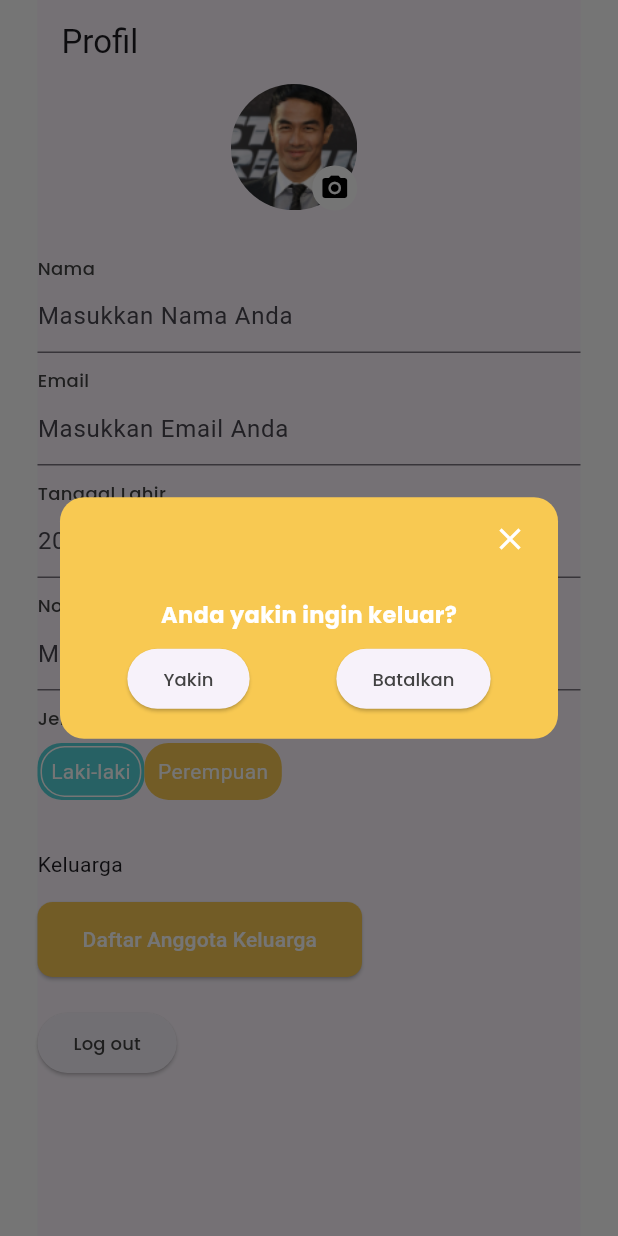
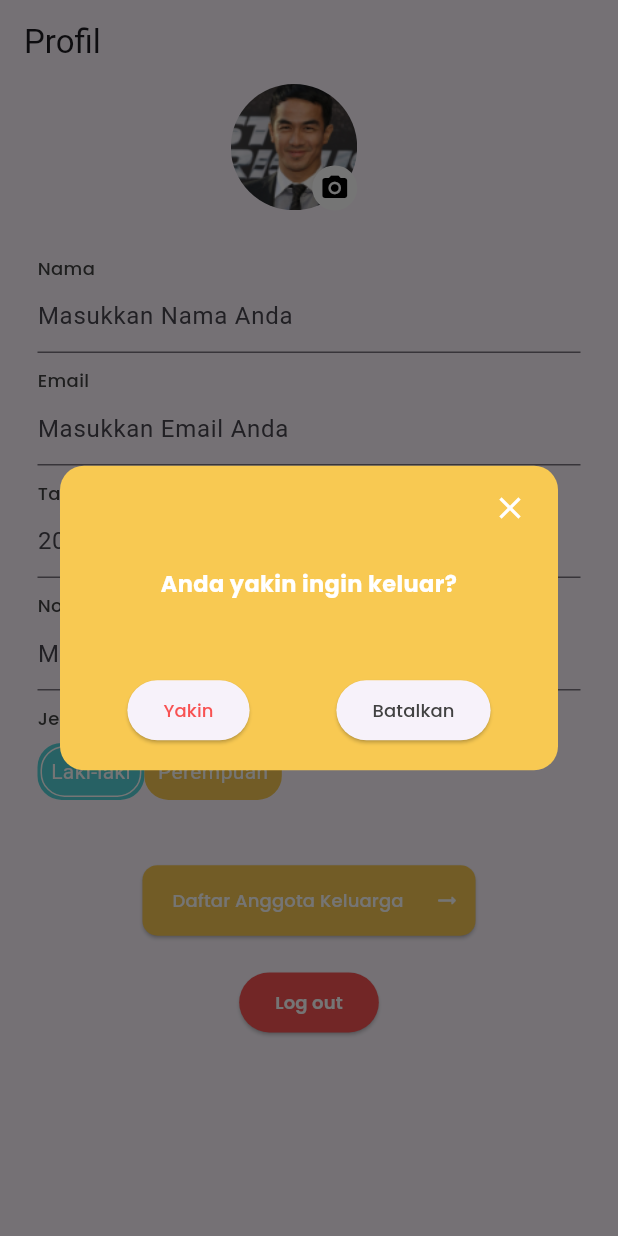
Before and after one commit to FITurnip/tubes_provis, a Flutter app: the Profile screen opened directly, after a tap on "Log out", on a phone screen of 412 x 824 dp. Run offline on Flutter 3.47's test engine with Material 3 defaults, Android fonts, the phone set to English and light mode, and no system bars; our stand-ins replace flutter_svg, flutter_svg_provider, google_fonts, image_picker, qr_flutter, shared_preferences and 1 more; accounts and stored records are empty.

Commit message:
rapihin profil

```diff
--- a/lib/Pages/Profile/profile.dart
+++ b/lib/Pages/Profile/profile.dart
@@ -36,13 +36,14 @@ class _ProfileState extends State<Profile> {
     mediaWidth =
         MediaQuery.of(context).size.width - (defaultEdgeInsetScreen * 3);
     return Container(
-      padding: getDefaultPaddingScreen(),
+      // padding: ,
       child: Scaffold(
         appBar: AppBar(
           title: const Text('Profil'),
           automaticallyImplyLeading: false,
         ),
         body: SingleChildScrollView(
+          padding: getDefaultPaddingScreen(),
           child: Column(
             crossAxisAlignment: CrossAxisAlignment.start,
             children: [
@@ -128,11 +129,11 @@ class _ProfileState extends State<Profile> {
                   }),
                 ),
               ),
-              SizedBox(height: 20),
-              Text("Keluarga"),
+              SizedBox(height: 15),
+
               SizedBox(height: 15),
               Align(
-                alignment: Alignment.centerLeft,
+                alignment: Alignment.center,
                 child: ElevatedButton(
                   onPressed: () => {
                     Navigator.push(
@@ -142,22 +143,47 @@ class _ProfileState extends State<Profile> {
                   },
                   style: ElevatedButton.styleFrom(
                     backgroundColor: basicYellow,
-                    padding: EdgeInsets.symmetric(vertical: 15, horizontal: 30),
+                    padding: EdgeInsets.zero, // Hapus padding default
                     shape: RoundedRectangleBorder(
                       borderRadius: BorderRadius.circular(10),
                     ),
                   ),
+                  child: IntrinsicWidth(
+                    // Tambahkan IntrinsicWidth
+                    child: Row(
+                      mainAxisSize: MainAxisSize
+                          .min, // Atur mainAxisSize ke MainAxisSize.min
+                      children: [
+                        Padding(
+                          padding: const EdgeInsets.symmetric(
+                              vertical: 15,
+                              horizontal: 20), // Atur padding di dalam row
                           child: Text(
                             'Daftar Anggota Keluarga',
-                    style: TextStyle(
-                      color: Colors.white, // Warna teks putih
+                            textAlign: TextAlign.center,
+                            style: getDefaultTextStyle(
+                                font_color: normalWhite,
+                                font_weight: FontWeight.w500),
+                          ),
+                        ),
+                        Padding(
+                          padding: const EdgeInsets.only(
+                              right: 10), // Tambahkan padding untuk icon
+                          child: Icon(
+                            Icons.arrow_right_alt_rounded,
+                            color: normalWhite,
+                          ),
+                        ),
+                      ],
                     ),
                   ),
                 ),
               ),
+
               SizedBox(height: 20),
               // styling aja buttonnya bang
-              ElevatedButton(
+              Center(
+                child: ElevatedButton(
                   onPressed: () {
                     showDialog(
                         context: context,
@@ -166,8 +192,9 @@ class _ProfileState extends State<Profile> {
                               crossAxisAlignment: CrossAxisAlignment.center,
                               children: [
                                 Padding(
-                                padding: const EdgeInsets.only(bottom: 8.0),
+                                  padding: const EdgeInsets.only(bottom: 50.0),
                                   child: Text("Anda yakin ingin keluar?",
+                                      textAlign: TextAlign.center,
                                       style: getDefaultTextStyle(
                                           font_size: 15.0,
                                           font_weight: FontWeight.bold,
@@ -182,8 +209,10 @@ class _ProfileState extends State<Profile> {
                                       onPressed: () => logout(context),
                                       child: Text(
                                         "Yakin",
-                                        style: getDefaultTextStyle(),
-                                      )),
+                                        style: getDefaultTextStyle(
+                                            font_color: statusRed),
+                                      ),
+                                    ),
                                     ElevatedButton(
                                         onPressed: () => Navigator.pop(context),
                                         child: Text("Batalkan",
@@ -193,8 +222,19 @@ class _ProfileState extends State<Profile> {
                               ],
                             )));
                   },
-                child: Text('Log out', style: getDefaultTextStyle()),
-              )
+                  style: ElevatedButton.styleFrom(
+                    backgroundColor: statusRed,
+                  ),
+                  child: Text('Log out',
+                      style: getDefaultTextStyle(
+                        font_color: normalWhite,
+                        font_weight: FontWeight.w600,
+                      )),
+                ),
+              ),
+              SizedBox(
+                height: 10,
+              ),
             ],
           ),
         ),
```
Lines whose indentation alone changed are shown as unchanged.
